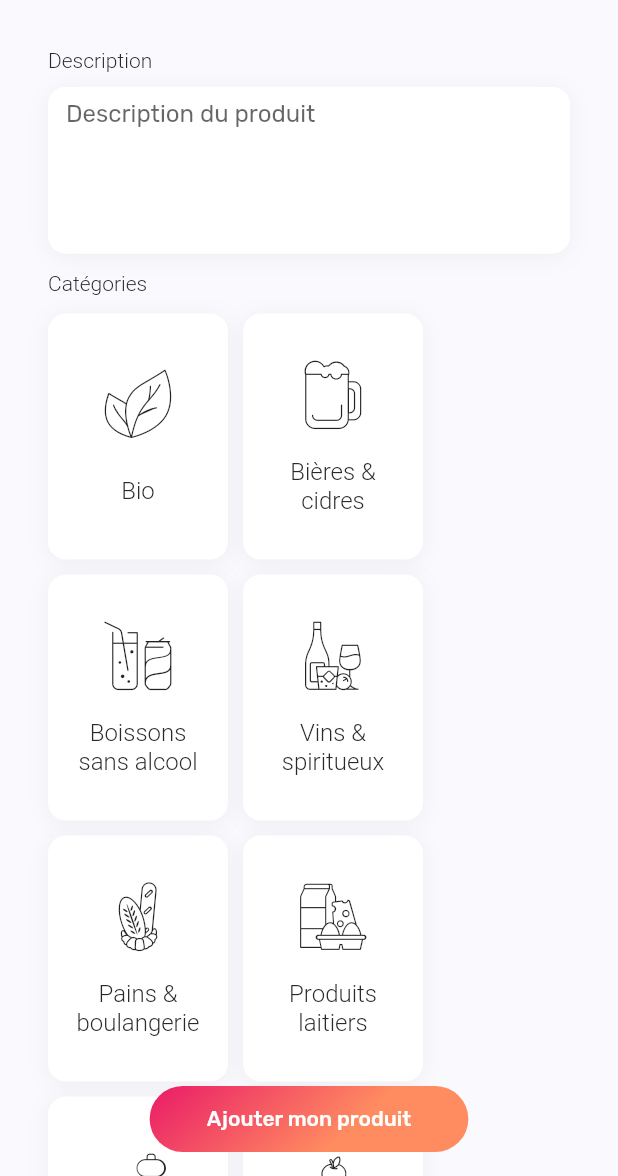
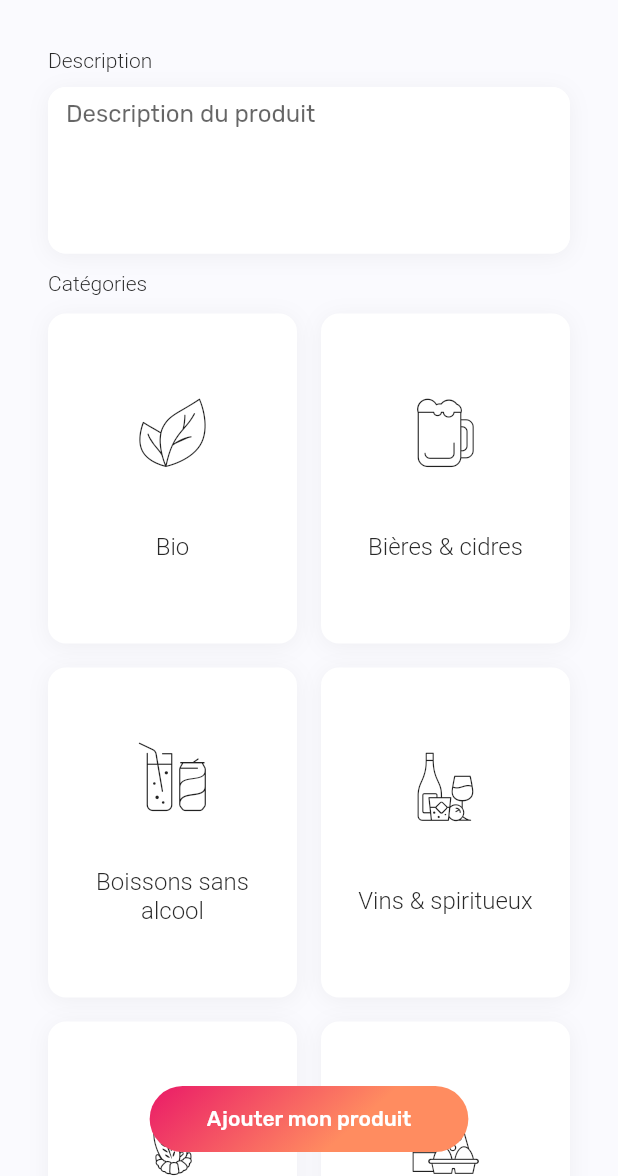
Before and after one commit to Le-Chemin-du-Local/Application, a Flutter app: the ProductPage screen opened directly, scrolled down 576 dp, on a phone screen of 412 x 824 dp, the part 60-1236 px from its top. Run offline on Flutter 3.47's test engine with Material 2 defaults, Android fonts, the light colour scheme and no system bars; our stand-ins replace date_time_picker, file_picker, flutter_riverpod, flutter_secure_storage, flutter_vector_icons, freezed_annotation and 3 more; missing offline and left inert: excel, latlng, map; accounts and stored records are empty; generated files the repository leaves out were written again; network calls fail; statements that could not run were skipped.

Commit message:
💄 Amélioration de la liste des catégories sur la page édition de produit

```diff
--- a/lib/features/products/storekeepers/products_main_page/widgets/product_categories_picker.dart
+++ b/lib/features/products/storekeepers/products_main_page/widgets/product_categories_picker.dart
@@ -24,9 +24,16 @@ class ProductCategoriesPicker extends StatelessWidget {
         const Text("Catégories", style: TextStyle(fontSize: 14)),
         const SizedBox(height: 12,),
         Flexible(
-          child: Wrap(
-            spacing: 10,
-            runSpacing: 10,
+          child: GridView(
+            physics: const NeverScrollableScrollPhysics(),
+            gridDelegate: const SliverGridDelegateWithMaxCrossAxisExtent(
+              maxCrossAxisExtent: 178,
+              mainAxisExtent: 220,
+              crossAxisSpacing: 16,
+              mainAxisSpacing: 16
+            ),
+            shrinkWrap: true,
+            primary: false,
             children: [
               for (final category in kCategorieLogo.keys)
                 PickerCategoryButton(
```
